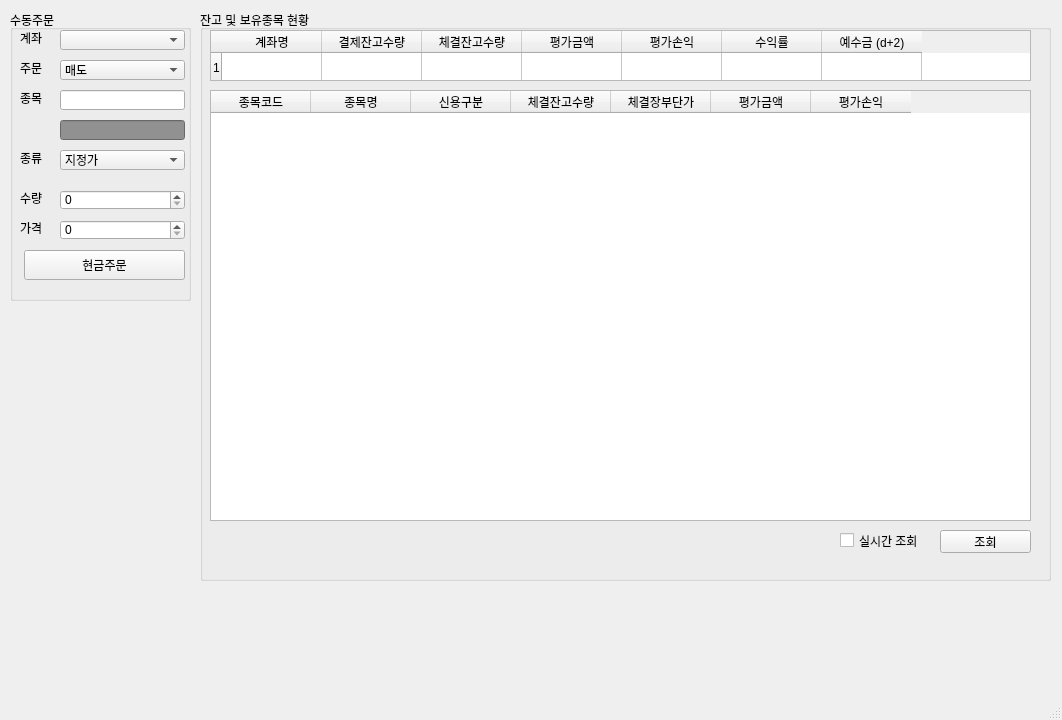
ohjongsung/StockTrader, file viewer/main_window.ui: the form before one commit.
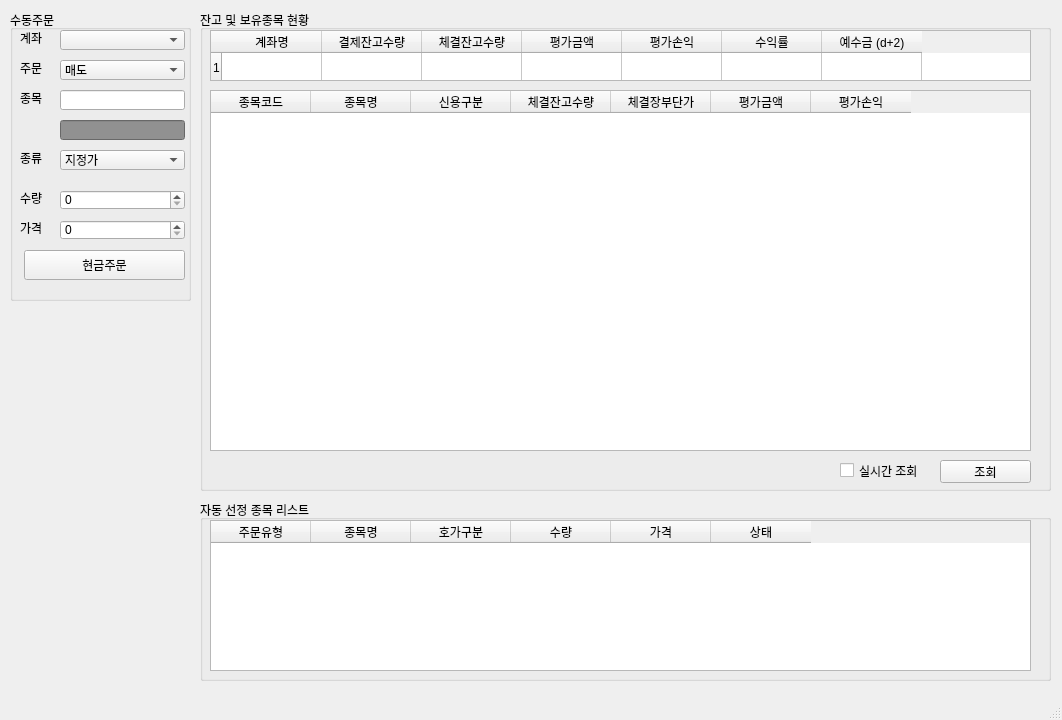
The form after the commit. Icons and pictures are not drawn.

```diff
--- a/viewer/main_window.ui
+++ b/viewer/main_window.ui
@@ -234,7 +234,7 @@
       <x>200</x>
       <y>10</y>
       <width>851</width>
-      <height>571</height>
+      <height>481</height>
      </rect>
     </property>
     <property name="title">
@@ -304,7 +304,7 @@
        <x>10</x>
        <y>80</y>
        <width>821</width>
-       <height>431</height>
+       <height>361</height>
       </rect>
      </property>
      <column>
@@ -347,7 +347,7 @@
      <property name="geometry">
       <rect>
        <x>740</x>
-       <y>520</y>
+       <y>450</y>
        <width>91</width>
        <height>23</height>
       </rect>
@@ -360,7 +360,7 @@
      <property name="geometry">
       <rect>
        <x>640</x>
-       <y>520</y>
+       <y>450</y>
        <width>91</width>
        <height>21</height>
       </rect>
@@ -370,6 +370,59 @@
      </property>
     </widget>
    </widget>
+   <widget class="QGroupBox" name="groupBox_3">
+    <property name="geometry">
+     <rect>
+      <x>200</x>
+      <y>500</y>
+      <width>851</width>
+      <height>181</height>
+     </rect>
+    </property>
+    <property name="title">
+     <string>자동 선정 종목 리스트</string>
+    </property>
+    <widget class="QTableWidget" name="tableWidget_3">
+     <property name="geometry">
+      <rect>
+       <x>10</x>
+       <y>20</y>
+       <width>821</width>
+       <height>151</height>
+      </rect>
+     </property>
+     <column>
+      <property name="text">
+       <string>주문유형</string>
+      </property>
+     </column>
+     <column>
+      <property name="text">
+       <string>종목명</string>
+      </property>
+     </column>
+     <column>
+      <property name="text">
+       <string>호가구분</string>
+      </property>
+     </column>
+     <column>
+      <property name="text">
+       <string>수량</string>
+      </property>
+     </column>
+     <column>
+      <property name="text">
+       <string>가격</string>
+      </property>
+     </column>
+     <column>
+      <property name="text">
+       <string>상태</string>
+      </property>
+     </column>
+    </widget>
+   </widget>
   </widget>
   <widget class="QMenuBar" name="menubar">
    <property name="geometry">
```
Left out of the diff: 2 changed lines with no effect on the pictures.
